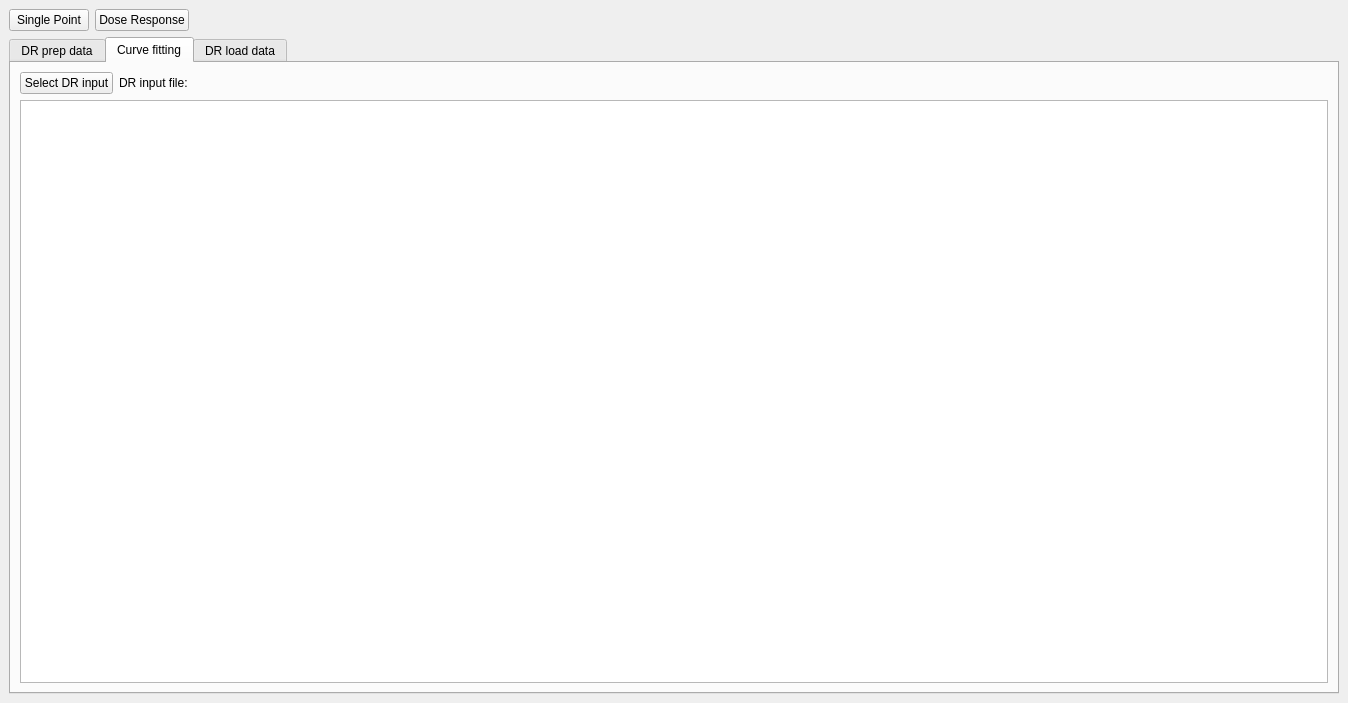
Above: frontend/assets/doseResponseTab.ui from dahlbma/assayLoader before the change. Below: the same form after it.
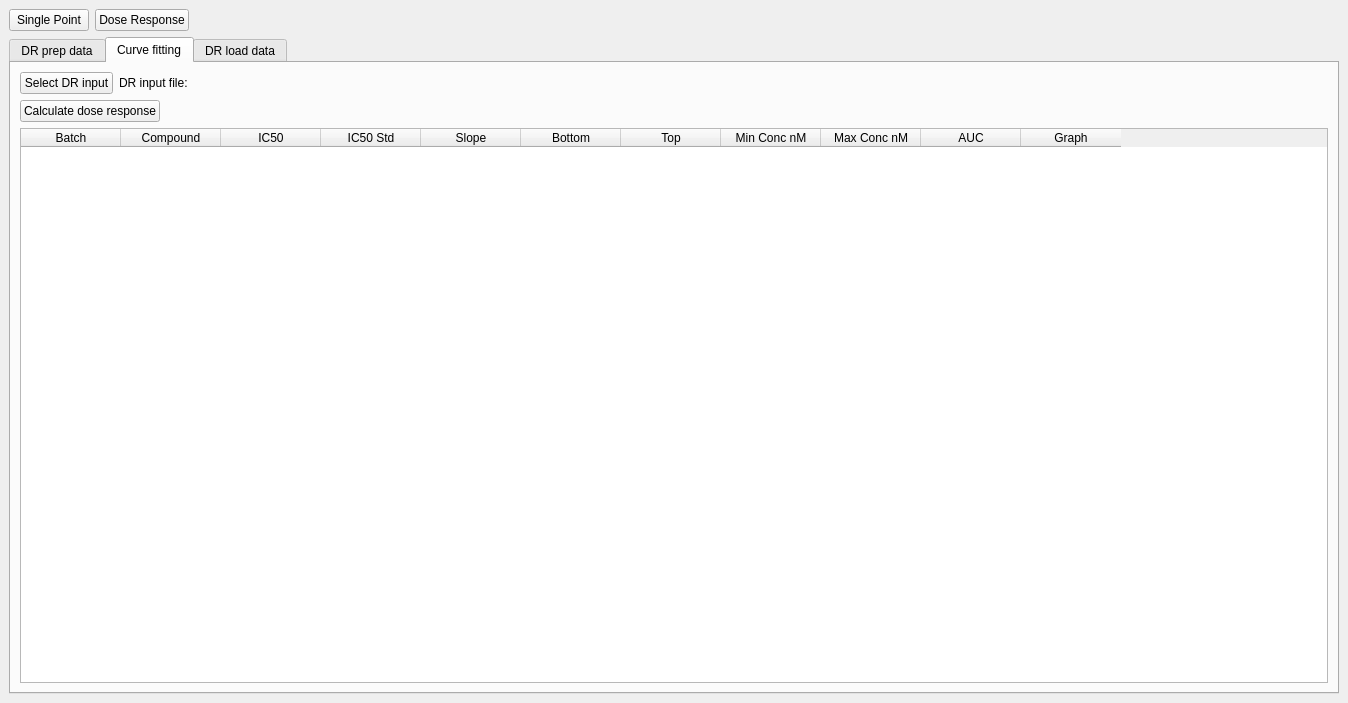
That is the form after the change. Custom widgets are drawn as their Qt base class.

Diff of the .ui file:
```diff
--- a/frontend/assets/doseResponseTab.ui
+++ b/frontend/assets/doseResponseTab.ui
@@ -188,7 +188,87 @@
            </layout>
           </item>
           <item>
-           <widget class="QTableView" name="tableView"/>
+           <layout class="QHBoxLayout" name="horizontalLayout_3">
+            <item>
+             <widget class="QPushButton" name="calculateDR_btn">
+              <property name="text">
+               <string>Calculate dose response</string>
+              </property>
+             </widget>
+            </item>
+            <item>
+             <spacer name="horizontalSpacer_4">
+              <property name="orientation">
+               <enum>Qt::Horizontal</enum>
+              </property>
+              <property name="sizeHint" stdset="0">
+               <size>
+                <width>40</width>
+                <height>20</height>
+               </size>
+              </property>
+             </spacer>
+            </item>
+           </layout>
+          </item>
+          <item>
+           <widget class="DoseResponseTable" name="doseResponseTable">
+            <column>
+             <property name="text">
+              <string>Batch</string>
+             </property>
+            </column>
+            <column>
+             <property name="text">
+              <string>Compound</string>
+             </property>
+            </column>
+            <column>
+             <property name="text">
+              <string>IC50</string>
+             </property>
+            </column>
+            <column>
+             <property name="text">
+              <string>IC50 Std</string>
+             </property>
+            </column>
+            <column>
+             <property name="text">
+              <string>Slope</string>
+             </property>
+            </column>
+            <column>
+             <property name="text">
+              <string>Bottom</string>
+             </property>
+            </column>
+            <column>
+             <property name="text">
+              <string>Top</string>
+             </property>
+            </column>
+            <column>
+             <property name="text">
+              <string>Min Conc nM</string>
+             </property>
+            </column>
+            <column>
+             <property name="text">
+              <string>Max Conc nM</string>
+             </property>
+            </column>
+            <column>
+             <property name="text">
+              <string>AUC</string>
+             </property>
+            </column>
+            <column>
+             <property name="text">
+              <string>Graph</string>
+             </property>
+            </column>
+           </widget>
           </item>
          </layout>
         </widget>
@@ -710,6 +790,13 @@
    </layout>
   </widget>
  </widget>
+ <customwidgets>
+  <customwidget>
+   <class>DoseResponseTable</class>
+   <extends>QTableWidget</extends>
+   <header>doseResponseTable</header>
+  </customwidget>
+ </customwidgets>
  <resources/>
  <connections/>
 </ui>
```
